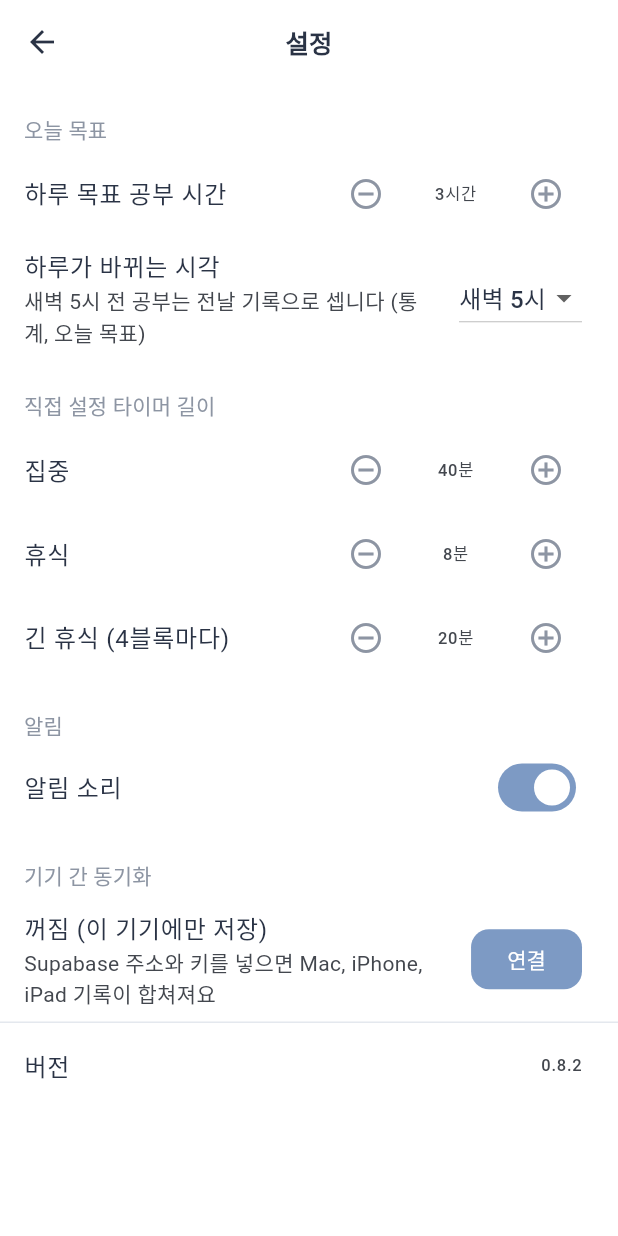
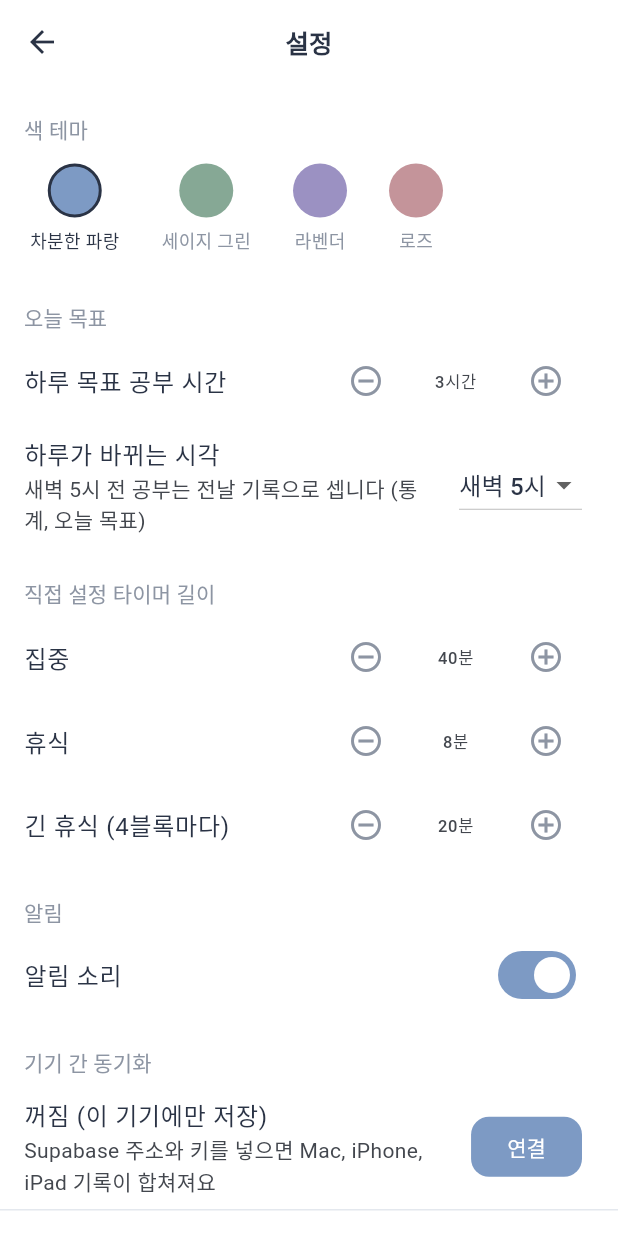
Before and after one commit to leche5736-oss/study-timer, a Flutter app: the screen it shows after launch, item 2 of the bottom bar chosen, after a tap on the "settings" icon, on a phone screen of 412 x 824 dp. Run offline on Flutter 3.47's test engine with Material 3 defaults, Android fonts, the phone set to English and light mode, and no system bars; our stand-ins replace flutter_local_notifications, shared_preferences, supabase_flutter, timezone; accounts and stored records are empty.

Commit message:
0.8.3: 색 동그라미로 과목 색 바꾸기, 색 테마 4가지
Co-Authored-By: Claude Opus 5.5 (1M context) <noreply@anthropic.com>
Claude-Session: https://claude.ai/code/session_01SKaRfKLzgM57NpQ51tDC7L

```diff
--- a/lib/main.dart
+++ b/lib/main.dart
@@ -89,17 +89,21 @@ class StudyTimerApp extends StatelessWidget {
 
   @override
   Widget build(BuildContext context) {
-    return MaterialApp(
+    // 설정에서 색 테마를 바꾸면 앱 전체 색이 바로 바뀝니다.
+    return ListenableBuilder(
+      listenable: store,
+      builder: (context, _) => MaterialApp(
         title: '공부 타이머',
         debugShowCheckedModeBanner: false,
         locale: const Locale('ko'),
         supportedLocales: const [Locale('ko')],
         localizationsDelegates: GlobalMaterialLocalizations.delegates,
-      theme: appTheme(),
+        theme: themeFor(store.settings.colorTheme),
         home: ValueListenableBuilder<SyncConfig?>(
           valueListenable: SyncConfig.active,
           builder: (context, sync, _) =>
               sync == null ? HomeScreen(store: store) : AuthGate(store: store),
+        ),
       ),
     );
   }
--- a/lib/models.dart
+++ b/lib/models.dart
@@ -184,6 +184,7 @@ class Settings {
   final bool watchApps; // Mac: 집중 중 딴짓 앱 감지
   final List<String> blockedApps; // 딴짓 앱 이름 목록
   final bool menuBar; // Mac: 메뉴 막대에 남은 시간 표시
+  final String colorTheme; // 앱 색 테마 (theme.dart의 colorThemes id)
 
   const Settings({
     this.dailyGoalMin = 180,
@@ -196,6 +197,7 @@ class Settings {
     this.watchApps = true,
     this.blockedApps = const [],
     this.menuBar = true,
+    this.colorTheme = 'blue',
   });
 
   Preset get customPreset => Preset(
@@ -219,6 +221,7 @@ class Settings {
     bool? watchApps,
     List<String>? blockedApps,
     bool? menuBar,
+    String? colorTheme,
   }) => Settings(
     dailyGoalMin: dailyGoalMin ?? this.dailyGoalMin,
     customFocusMin: customFocusMin ?? this.customFocusMin,
@@ -230,6 +233,7 @@ class Settings {
     watchApps: watchApps ?? this.watchApps,
     blockedApps: blockedApps ?? this.blockedApps,
     menuBar: menuBar ?? this.menuBar,
+    colorTheme: colorTheme ?? this.colorTheme,
   );
 
   Map<String, dynamic> toJson() => {
@@ -243,6 +247,7 @@ class Settings {
     'watch_apps': watchApps,
     'blocked_apps': blockedApps,
     'menu_bar': menuBar,
+    'color_theme': colorTheme,
   };
 
   factory Settings.fromJson(Map<String, dynamic> j) {
@@ -261,6 +266,7 @@ class Settings {
       blockedApps:
           (j['blocked_apps'] as List?)?.cast<String>() ?? d.blockedApps,
       menuBar: j['menu_bar'] as bool? ?? d.menuBar,
+      colorTheme: j['color_theme'] as String? ?? d.colorTheme,
     );
   }
 }
--- a/lib/screens/focus_screen.dart
+++ b/lib/screens/focus_screen.dart
@@ -20,7 +20,7 @@ class FocusScreen extends StatefulWidget {
 }
 
 class _FocusScreenState extends State<FocusScreen> {
-  static const _dim = AppColors.dim;
+  static Color get _dim => AppColors.dim;
   static const _hideAfter = Duration(seconds: 4);
 
   final _thought = TextEditingController();
@@ -78,7 +78,7 @@ class _FocusScreenState extends State<FocusScreen> {
     final thoughtsThisBlock = since == null
         ? 0
         : store.thoughts.where((n) => !n.createdAt.isBefore(since)).length;
-    const small = TextStyle(color: _dim, fontSize: 13);
+    final small = TextStyle(color: _dim, fontSize: 13);
     final link = TextButton.styleFrom(foregroundColor: _dim);
 
     final controls = Column(
@@ -90,7 +90,7 @@ class _FocusScreenState extends State<FocusScreen> {
             if (!t.isRunning) '일시정지',
             if (t.distractions > 0) '딴짓 ${t.distractions}회',
           ].join(' · '),
-          style: const TextStyle(color: _dim, fontSize: 15),
+          style: TextStyle(color: _dim, fontSize: 15),
         ),
         const SizedBox(height: 32),
         Row(
@@ -108,7 +108,7 @@ class _FocusScreenState extends State<FocusScreen> {
         TextField(
           controller: _thought,
           focusNode: _thoughtFocus,
-          style: const TextStyle(color: AppColors.dim),
+          style: TextStyle(color: AppColors.dim),
           textInputAction: TextInputAction.done,
           onSubmitted: (_) => _addThought(),
           onChanged: (_) => _scheduleHide(),
@@ -116,7 +116,7 @@ class _FocusScreenState extends State<FocusScreen> {
             hintText: thoughtsThisBlock == 0
                 ? '딴생각 메모 (적고 Enter, 휴식 때 보여 드려요)'
                 : '딴생각 메모 · 이번 블록 $thoughtsThisBlock개',
-            hintStyle: const TextStyle(color: Color(0xFF555A62)),
+            hintStyle: TextStyle(color: AppColors.nightFaint),
             fillColor: AppColors.nightRaised,
           ),
         ),
@@ -156,12 +156,12 @@ class _FocusScreenState extends State<FocusScreen> {
                   children: [
                     Text(
                       formatClock(shownSec),
-                      style: const TextStyle(
+                      style: TextStyle(
                         color: _dim,
                         fontSize: 96,
                         fontWeight: FontWeight.w200,
                         letterSpacing: -2,
-                        fontFeatures: [FontFeature.tabularFigures()],
+                        fontFeatures: const [FontFeature.tabularFigures()],
                       ),
                     ),
                     const SizedBox(height: 24),
@@ -170,7 +170,7 @@ class _FocusScreenState extends State<FocusScreen> {
                       duration: const Duration(milliseconds: 300),
                       child: IgnorePointer(ignoring: !visible, child: controls),
                     ),
-                    if (!visible) const Text('화면을 누르면 버튼이 나와요', style: small),
+                    if (!visible) Text('화면을 누르면 버튼이 나와요', style: small),
                   ],
                 ),
               ),
@@ -221,7 +221,7 @@ class _RoundButton extends StatelessWidget {
         child: Center(
           child: Text(
             label,
-            style: const TextStyle(color: AppColors.dim, fontSize: 15),
+            style: TextStyle(color: AppColors.dim, fontSize: 15),
           ),
         ),
       ),
--- a/lib/screens/idle_view.dart
+++ b/lib/screens/idle_view.dart
@@ -200,7 +200,7 @@ class _IdleViewState extends State<IdleView> {
                     ? const Text('길이는 설정에서 바꿔요')
                     : null,
                 trailing: !_stopwatch && _preset == i
-                    ? const Icon(Icons.check, color: AppColors.accent)
+                    ? Icon(Icons.check, color: AppColors.accent)
                     : null,
                 onTap: () {
                   setState(() {
@@ -214,7 +214,7 @@ class _IdleViewState extends State<IdleView> {
               title: const Text('스톱워치'),
               subtitle: const Text('시간 제한 없이, 집중한 시간의 1/5만큼 휴식'),
               trailing: _stopwatch
-                  ? const Icon(Icons.check, color: AppColors.accent)
+                  ? Icon(Icons.check, color: AppColors.accent)
                   : null,
               onTap: () {
                 setState(() => _stopwatch = true);
--- a/lib/screens/rest_screen.dart
+++ b/lib/screens/rest_screen.dart
@@ -122,7 +122,7 @@ class _Breath extends StatelessWidget {
               child: Container(
                 width: size,
                 height: size,
-                decoration: const BoxDecoration(
+                decoration: BoxDecoration(
                   shape: BoxShape.circle,
                   color: AppColors.soft,
                 ),
--- a/lib/screens/settings_screen.dart
+++ b/lib/screens/settings_screen.dart
@@ -25,6 +25,23 @@ class SettingsScreen extends StatelessWidget {
           final s = store.settings;
           return ListView(
             children: [
+              const _Header('색 테마'),
+              Padding(
+                padding: const EdgeInsets.fromLTRB(16, 4, 16, 8),
+                child: Wrap(
+                  spacing: 20,
+                  runSpacing: 12,
+                  children: [
+                    for (final t in colorThemes)
+                      _ThemeChoice(
+                        theme: t,
+                        selected: t.id == colorThemeById(s.colorTheme).id,
+                        onTap: () =>
+                            store.updateSettings(s.copyWith(colorTheme: t.id)),
+                      ),
+                  ],
+                ),
+              ),
               const _Header('오늘 목표'),
               _MinutesTile(
                 title: '하루 목표 공부 시간',
@@ -394,6 +411,52 @@ class _LaunchAtLoginTileState extends State<_LaunchAtLoginTile> {
   );
 }
 
+/// 색 테마 하나: 동그라미와 이름. 고른 것은 테두리가 진해집니다.
+class _ThemeChoice extends StatelessWidget {
+  final ColorTheme theme;
+  final bool selected;
+  final VoidCallback onTap;
+  const _ThemeChoice({
+    required this.theme,
+    required this.selected,
+    required this.onTap,
+  });
+
+  @override
+  Widget build(BuildContext context) => InkWell(
+    key: ValueKey('theme-${theme.id}'),
+    borderRadius: BorderRadius.circular(8),
+    onTap: onTap,
+    child: Padding(
+      padding: const EdgeInsets.all(4),
+      child: Column(
+        children: [
+          Container(
+            width: 36,
+            height: 36,
+            decoration: BoxDecoration(
+              color: theme.accent,
+              shape: BoxShape.circle,
+              border: Border.all(
+                color: selected ? AppColors.ink : Colors.transparent,
+                width: 2,
+              ),
+            ),
+          ),
+          const SizedBox(height: 6),
+          Text(
+            theme.label,
+            style: TextStyle(
+              fontSize: 12,
+              color: selected ? AppColors.ink : AppColors.grey,
+            ),
+          ),
+        ],
+      ),
+    ),
+  );
+}
+
 class _Header extends StatelessWidget {
   final String text;
   const _Header(this.text);
--- a/lib/screens/subjects_tab.dart
+++ b/lib/screens/subjects_tab.dart
@@ -50,8 +50,20 @@ class SubjectsTab extends StatelessWidget {
                             ),
                           ),
                         ),
-                        const SizedBox(width: 8),
-                        CircleAvatar(backgroundColor: s.colorValue, radius: 10),
+                        // 색 동그라미를 누르면 바로 색을 고릅니다.
+                        IconButton(
+                          tooltip: '색 바꾸기',
+                          onPressed: () async {
+                            final color = await _askColor(context, s);
+                            if (color != null) {
+                              store.setSubjectColor(s.id, color);
+                            }
+                          },
+                          icon: CircleAvatar(
+                            backgroundColor: s.colorValue,
+                            radius: 10,
+                          ),
+                        ),
                       ],
                     ),
                     title: Text(s.name),
@@ -63,25 +75,10 @@ class SubjectsTab extends StatelessWidget {
                       );
                       if (name != null) store.renameSubject(s.id, name);
                     },
-                    trailing: Row(
-                      mainAxisSize: MainAxisSize.min,
-                      children: [
-                        IconButton(
-                          tooltip: '색 바꾸기',
-                          icon: const Icon(Icons.palette_outlined),
-                          onPressed: () async {
-                            final color = await _askColor(context, s);
-                            if (color != null) {
-                              store.setSubjectColor(s.id, color);
-                            }
-                          },
-                        ),
-                        IconButton(
-                          tooltip: '삭제',
-                          icon: const Icon(Icons.delete_outline),
-                          onPressed: () => _confirmDelete(context, s),
-                        ),
-                      ],
+                    trailing: IconButton(
+                      tooltip: '삭제',
+                      icon: const Icon(Icons.delete_outline),
+                      onPressed: () => _confirmDelete(context, s),
                     ),
                   ),
               ],
--- a/lib/theme.dart
+++ b/lib/theme.dart
@@ -1,25 +1,101 @@
 import 'package:flutter/material.dart';
 
-/// 앱 전체 색과 모양. 흰 바탕에 파스텔 블루, 글자는 짙은 남색, 보조 정보는 회색.
-/// 집중 화면만 어두운 남색 바탕입니다 (focus_screen.dart).
+/// 설정에서 고르는 색 테마. 강조색과 휴식·집중 화면 색이 함께 바뀝니다.
+class ColorTheme {
+  final String id;
+  final String label;
+  final Color accent; // 시작 버튼, 고른 항목
+  final Color soft; // 연한 색 (숨쉬기 원 등)
+  final Color restBg; // 휴식 화면 바탕
+  final Color night; // 집중 화면 바탕
+  final Color nightRaised; // 집중 화면 버튼, 입력 칸
+  final Color dim; // 집중 화면 시간, 글자
+  final Color nightFaint; // 집중 화면 안내 글자
+  const ColorTheme({
+    required this.id,
+    required this.label,
+    required this.accent,
+    required this.soft,
+    required this.restBg,
+    required this.night,
+    required this.nightRaised,
+    required this.dim,
+    required this.nightFaint,
+  });
+}
+
+const colorThemes = [
+  ColorTheme(
+    id: 'blue',
+    label: '차분한 파랑',
+    accent: Color(0xFF7D9AC4),
+    soft: Color(0xFFE0E7F1),
+    restBg: Color(0xFFF5F7FA),
+    night: Color(0xFF161B24),
+    nightRaised: Color(0xFF222936),
+    dim: Color(0xFF8F9DB4),
+    nightFaint: Color(0xFF4C5568),
+  ),
+  ColorTheme(
+    id: 'sage',
+    label: '세이지 그린',
+    accent: Color(0xFF86A895),
+    soft: Color(0xFFE2EBE5),
+    restBg: Color(0xFFF5F8F6),
+    night: Color(0xFF171D1A),
+    nightRaised: Color(0xFF232B27),
+    dim: Color(0xFF93A99C),
+    nightFaint: Color(0xFF4E5A53),
+  ),
+  ColorTheme(
+    id: 'lavender',
+    label: '라벤더',
+    accent: Color(0xFF9B91C2),
+    soft: Color(0xFFE7E4F2),
+    restBg: Color(0xFFF7F6FA),
+    night: Color(0xFF1A1824),
+    nightRaised: Color(0xFF272435),
+    dim: Color(0xFFA19BB9),
+    nightFaint: Color(0xFF555068),
+  ),
+  ColorTheme(
+    id: 'rose',
+    label: '로즈',
+    accent: Color(0xFFC4949A),
+    soft: Color(0xFFF2E5E7),
+    restBg: Color(0xFFFAF6F6),
+    night: Color(0xFF221A1B),
+    nightRaised: Color(0xFF322627),
+    dim: Color(0xFFB59DA0),
+    nightFaint: Color(0xFF65524F),
+  ),
+];
+
+ColorTheme colorThemeById(String id) =>
+    colorThemes.firstWhere((t) => t.id == id, orElse: () => colorThemes.first);
+
+/// 앱 전체 색. 흰 바탕에 차분한 강조색(기본 파랑), 글자는 짙은 남색, 보조 정보는 회색.
+/// 강조색과 휴식·집중 화면 색은 설정의 색 테마([current])를 따릅니다.
 class AppColors {
+  static ColorTheme current = colorThemes.first;
+
   static const ink = Color(0xFF2A3345); // 글자
-  static const accent = Color(0xFF7D9AC4); // 시작 버튼, 고른 항목
-  static const soft = Color(0xFFE0E7F1); // 연한 파랑 (숨쉬기 원 등)
   static const grey = Color(0xFF8D95A3); // 보조 글자
   static const faint = Color(0xFFC8CED8); // 고르지 않은 항목
   static const fill = Color(0xFFF2F4F7); // 입력 칸, 카드 바탕
   static const line = Color(0xFFE4E8EE); // 구분선
-  static const restBg = Color(0xFFF5F7FA); // 휴식 화면 바탕
 
-  // 집중 화면 (어두운 남색)
-  static const night = Color(0xFF161B24);
-  static const nightRaised = Color(0xFF222936); // 버튼, 입력 칸
-  static const dim = Color(0xFF8F9DB4); // 시간, 글자
-  static const nightFaint = Color(0xFF4C5568); // 안내 글자
+  static Color get accent => current.accent;
+  static Color get soft => current.soft;
+  static Color get restBg => current.restBg;
+  static Color get night => current.night;
+  static Color get nightRaised => current.nightRaised;
+  static Color get dim => current.dim;
+  static Color get nightFaint => current.nightFaint;
 }
 
-ThemeData appTheme() {
+ThemeData appTheme([ColorTheme? colors]) {
+  AppColors.current = colors ?? colorThemes.first;
   final scheme = ColorScheme.fromSeed(seedColor: AppColors.accent).copyWith(
     primary: AppColors.accent,
     onSurface: AppColors.ink,
@@ -140,3 +216,16 @@ ThemeData appTheme() {
     listTileTheme: const ListTileThemeData(iconColor: AppColors.grey),
   );
 }
+
+ThemeData? _cached;
+String? _cachedId;
+
+/// 색 테마 id에 맞는 ThemeData. 같은 테마면 만들어 둔 것을 다시 씁니다.
+ThemeData themeFor(String id) {
+  final colors = colorThemeById(id);
+  if (_cachedId != colors.id) {
+    _cached = appTheme(colors);
+    _cachedId = colors.id;
+  }
+  return _cached!;
+}
--- a/lib/version.dart
+++ b/lib/version.dart
@@ -1,2 +1,2 @@
 /// 앱 화면에 보여주는 버전. pubspec.yaml의 version과 같아야 합니다(테스트로 확인).
-const appVersion = '0.8.2';
+const appVersion = '0.8.3';
--- a/pubspec.yaml
+++ b/pubspec.yaml
@@ -16,7 +16,7 @@ publish_to: 'none' # Remove this line if you wish to publish to pub.dev
 # https://developer.apple.com/library/archive/documentation/General/Reference/InfoPlistKeyReference/Articles/CoreFoundationKeys.html
 # In Windows, build-name is used as the major, minor, and patch parts
 # of the product and file versions while build-number is used as the build suffix.
-version: 0.8.2+10
+version: 0.8.3+11
 
 environment:
   sdk: ^3.13.5
```
Also changed, not shown: 3 other files. Lines whose indentation alone changed are shown as unchanged.
